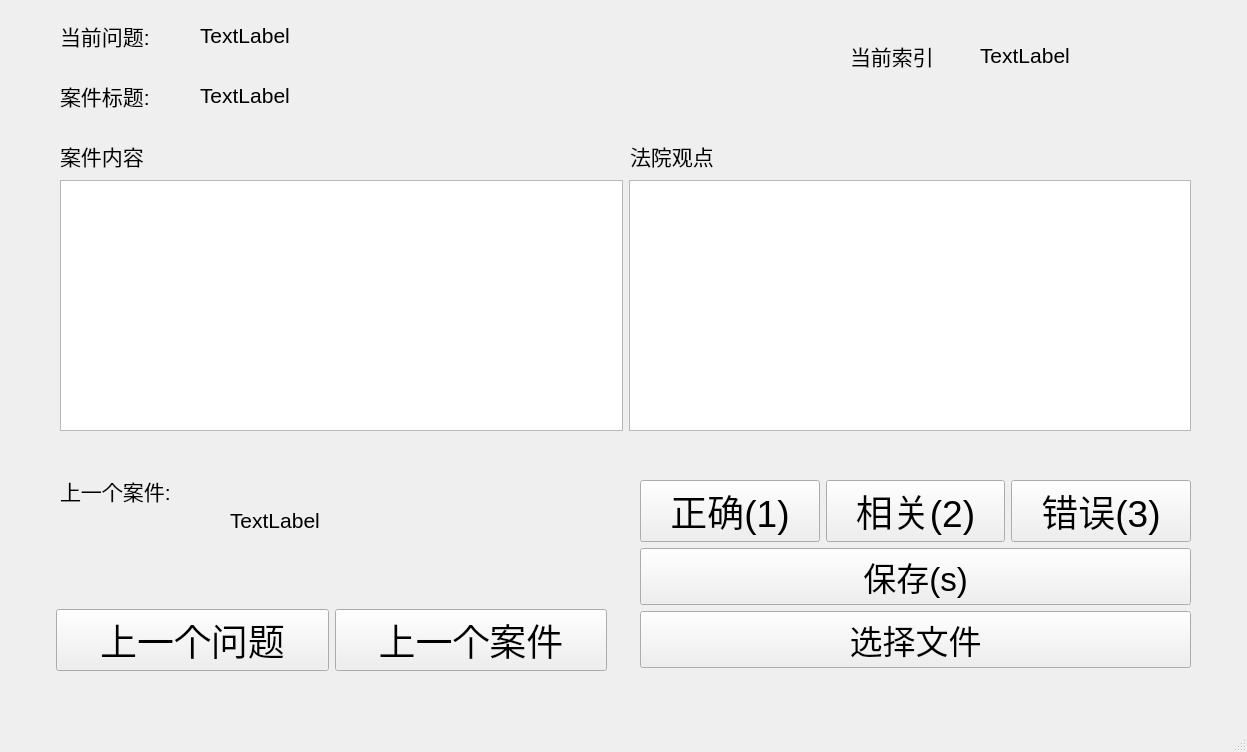
Above: form.ui from Wenenen/CaseTaggingTool before the change. Below: the same form after it.
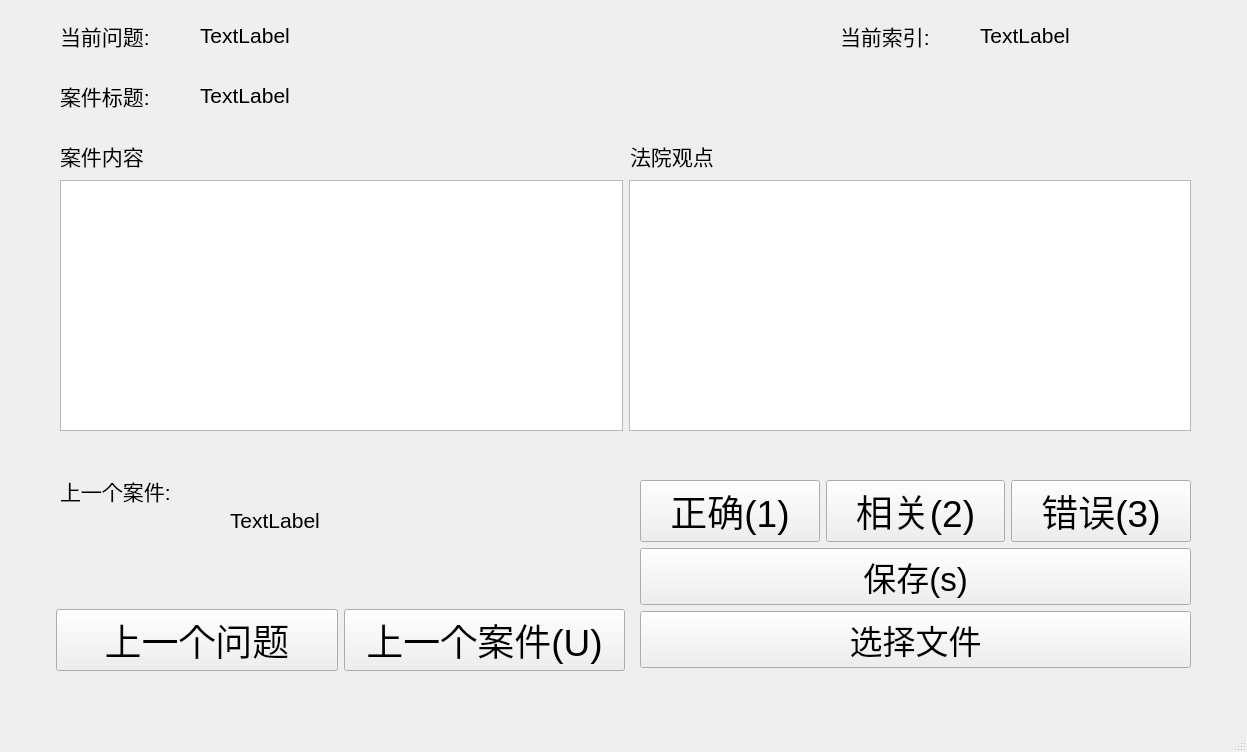
That is the form after the change.

Diff of the .ui file:
```diff
--- a/form.ui
+++ b/form.ui
@@ -53,10 +53,10 @@
    <widget class="QLabel" name="label_3">
     <property name="geometry">
      <rect>
-      <x>850</x>
-      <y>40</y>
-      <width>111</width>
-      <height>31</height>
+      <x>840</x>
+      <y>0</y>
+      <width>121</width>
+      <height>71</height>
      </rect>
     </property>
     <property name="font">
@@ -65,16 +65,16 @@
      </font>
     </property>
     <property name="text">
-     <string>当前索引</string>
+     <string>当前索引:</string>
     </property>
    </widget>
    <widget class="QLabel" name="current_index">
     <property name="geometry">
      <rect>
       <x>980</x>
-      <y>40</y>
-      <width>141</width>
-      <height>31</height>
+      <y>0</y>
+      <width>171</width>
+      <height>71</height>
      </rect>
     </property>
     <property name="font">
@@ -199,7 +199,7 @@
      <rect>
       <x>56</x>
       <y>600</y>
-      <width>551</width>
+      <width>569</width>
       <height>80</height>
      </rect>
     </property>
@@ -224,7 +224,7 @@
         </font>
        </property>
        <property name="text">
-        <string>上一个案件</string>
+        <string>上一个案件(U)</string>
        </property>
       </widget>
      </item>
```
Left out of the diff: 19 changed lines with no effect on the pictures.
